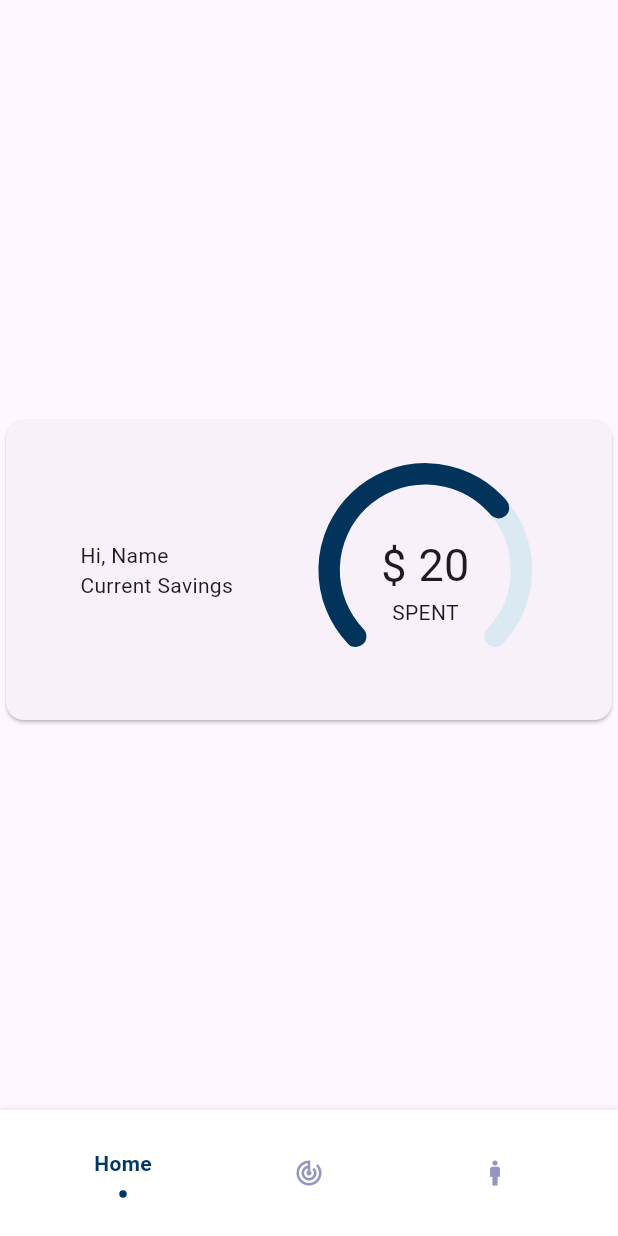
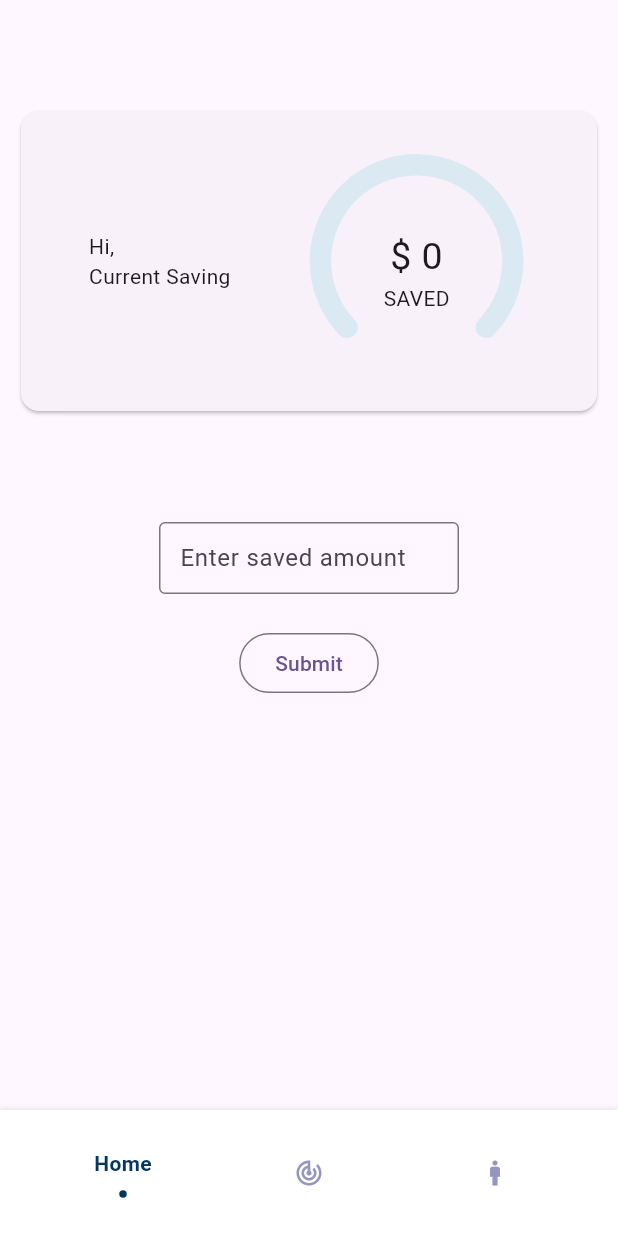
Before and after one commit to gags-21/finance-goal-tracker, a Flutter app: the screen it shows once a user with an empty profile is signed in, on a phone screen of 412 x 824 dp. Run offline on Flutter 3.47's test engine with Material 3 defaults, Android fonts, the phone set to English and light mode, and no system bars; drawn by our look-alikes of flashy_tab_bar2, syncfusion_flutter_gauges; our stand-ins replace cloud_firestore, firebase_auth, firebase_core, google_sign_in; accounts and stored records are empty; network calls fail.

Commit message:
firestore initialized | stream saved amount read/write

```diff
--- a/lib/main.dart
+++ b/lib/main.dart
@@ -41,7 +41,7 @@ class MyHomePage extends StatefulWidget {
 class _MyHomePageState extends State<MyHomePage> {
   int _selectedIndex = 0;
   List screens = [
-    const HomeScreen(),
+     HomeScreen(),
     const TrackerScreen(),
     const ProfileScreen(),
   ];
--- a/lib/screens/home.dart
+++ b/lib/screens/home.dart
@@ -1,18 +1,29 @@
+import 'package:expense_track/constants/theme.dart';
+import 'package:expense_track/utils/firebase.dart';
+import 'package:firebase_auth/firebase_auth.dart';
 import 'package:flutter/material.dart';
 import 'package:syncfusion_flutter_gauges/gauges.dart';
 
 class HomeScreen extends StatelessWidget {
-  const HomeScreen({super.key});
+  HomeScreen({super.key});
+
+  TextEditingController spendTextController = TextEditingController();
 
   @override
   Widget build(BuildContext context) {
-    return Column(
+    User? currentUserAuth = FirebaseAuth.instance.currentUser;
+    FirebaseStore fireStore = FirebaseStore();
+    return SingleChildScrollView(
+      child: Column(
         mainAxisAlignment: MainAxisAlignment.center,
         children: [
           const SizedBox(
-          height: 20,
+            height: 50,
           ),
-        Card(
+          Padding(
+            padding:
+                const EdgeInsets.symmetric(horizontal: 10.0, vertical: 20.0),
+            child: Card(
               child: Row(
                 mainAxisAlignment: MainAxisAlignment.spaceEvenly,
                 children: [
@@ -22,11 +33,11 @@ class HomeScreen extends StatelessWidget {
                     mainAxisSize: MainAxisSize.min,
                     children: [
                       Text(
-                    "Hi, Name",
+                        "Hi, ${currentUserAuth!.displayName}",
                         style: const TextTheme().bodyMedium,
                       ),
                       Text(
-                    "Current Savings ",
+                        "Current Saving ",
                         style: const TextTheme().bodyLarge,
                       ),
                     ],
@@ -34,7 +45,13 @@ class HomeScreen extends StatelessWidget {
                   SizedBox(
                     width: 150,
                     height: 200,
-                child: SfRadialGauge(
+                    child: StreamBuilder<int>(
+                        stream: fireStore.getExpense(uid: currentUserAuth!.uid),
+                        builder: (context, savedAmount) {
+                          // calculating percentage;
+                          double savedPer =
+                              ((savedAmount.data ?? 0) / 10000) * 100;
+                          return SfRadialGauge(
                             enableLoadingAnimation: true,
                             axes: [
                               RadialAxis(
@@ -48,40 +65,96 @@ class HomeScreen extends StatelessWidget {
                                   color: Color.fromARGB(30, 0, 169, 181),
                                   thicknessUnit: GaugeSizeUnit.factor,
                                 ),
-                      pointers: const <GaugePointer>[
+                                pointers: <GaugePointer>[
                                   RangePointer(
-                          value: 70,
+                                    value: savedPer,
                                     cornerStyle: CornerStyle.bothCurve,
                                     width: 0.2,
                                     sizeUnit: GaugeSizeUnit.factor,
                                     color: Color.fromARGB(255, 1, 51, 91),
                                   )
                                 ],
-                      annotations: const <GaugeAnnotation>[
+                                annotations: <GaugeAnnotation>[
                                   GaugeAnnotation(
                                       positionFactor: 0.1,
                                       angle: 90,
                                       widget: Column(
                                         mainAxisSize: MainAxisSize.min,
                                         children: [
-                                Text(
-                                  "\$ 20",
-                                  style: TextStyle(
-                                    fontSize: 30,
+                                          SizedBox(
+                                            width: 100,
+                                            child: Text(
+                                              "\$ ${savedAmount.data ?? 0}",
+                                              overflow: TextOverflow.ellipsis,
+                                              textAlign: TextAlign.center,
+                                              style: const TextStyle(
+                                                fontSize: 25,
                                               ),
                                             ),
-                                Text("SPENT"),
+                                          ),
+                                          const Text("SAVED"),
                                         ],
                                       ))
                                 ],
                               ),
                             ],
+                          );
+                        }),
                   ),
-              )
                 ],
               ),
+            ),
+          ),
+
+          // submit expense
+          const SizedBox(
+            height: 50,
+          ),
+          SizedBox(
+            height: 50,
+            width: 200,
+            child: TextField(
+              controller: spendTextController,
+              keyboardType: TextInputType.number,
+              decoration: const InputDecoration(
+                border: OutlineInputBorder(),
+                contentPadding:
+                    EdgeInsets.symmetric(horizontal: 10, vertical: 10),
+                hintText: "Enter saved amount",
+              ),
+            ),
+          ),
+          const SizedBox(
+            height: 20,
+          ),
+          OutlinedButton(
+            onPressed: () {
+              if (spendTextController.text.isEmpty ||
+                  spendTextController.text == "") {
+                ScaffoldMessenger.of(context).showSnackBar(
+                  const SnackBar(
+                    content: Text("Please enter valid amount"),
+                  ),
+                );
+              } else {
+                fireStore
+                    .setExpense(
+                        uid: currentUserAuth.uid,
+                        expense: int.tryParse(spendTextController.text) ?? 0)
+                    .then(
+                      (value) => spendTextController.clear(),
                     )
+                    .catchError((e) {
+                  ScaffoldMessenger.of(context);
+                });
+              }
+            },
+            child: const Text(
+              "Submit",
+            ),
+          ),
         ],
+      ),
     );
   }
 }
--- a/lib/screens/profile.dart
+++ b/lib/screens/profile.dart
@@ -1,7 +1,5 @@
 import 'package:firebase_auth/firebase_auth.dart';
-import 'package:flutter/foundation.dart';
 import 'package:flutter/material.dart';
-import 'package:flutter/widgets.dart';
 
 class ProfileScreen extends StatelessWidget {
   const ProfileScreen({super.key});
```
Also changed, not shown: lib/utils/firebase.dart (+39 -0 lines). Lines whose indentation alone changed are shown as unchanged.
